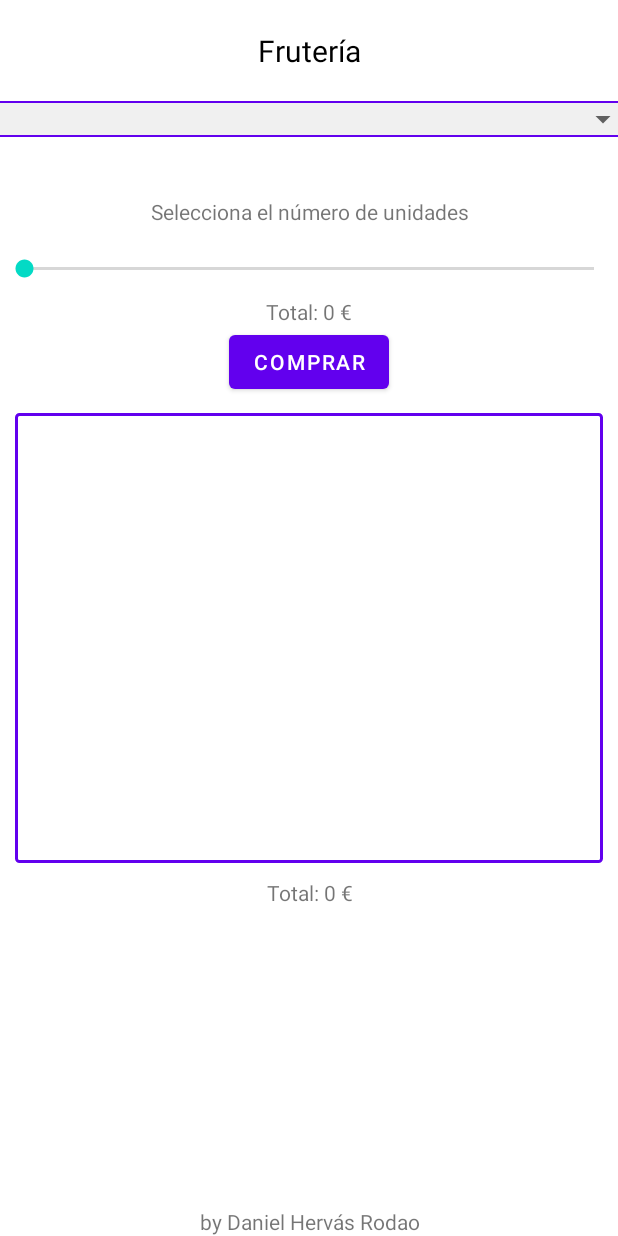
After one commit to dhrodao/Android-Shop-App, an Android app: the layout fragment_fruit_shop.xml on its own in the app's theme, with its tools: preview values and no code run, on a phone screen of 412 x 824 dp. The commit adds this screen. Run offline under Robolectric (Android 15) with nearby library versions, the phone set to English and light mode, and no system bars.

Commit message:
FruitShop now View now its a Fragment and not MainActivity.kt

```diff
--- a/app/src/main/AndroidManifest.xml
+++ b/app/src/main/AndroidManifest.xml
@@ -1,6 +1,6 @@
 <?xml version="1.0" encoding="utf-8"?>
 <manifest xmlns:android="http://schemas.android.com/apk/res/android"
-    package="com.dhrodao.androidshop">
+    package="com.dhrodao.androidshop.main">
 
     <application
         android:allowBackup="true"
--- a/app/src/main/java/com/dhrodao/androidshop/CustomRecyclerAdapter.kt
+++ b/app/src/main/java/com/dhrodao/androidshop/CustomRecyclerAdapter.kt
@@ -6,6 +6,7 @@ import android.view.ViewGroup
 import android.widget.ImageView
 import android.widget.TextView
 import androidx.recyclerview.widget.RecyclerView
+import com.dhrodao.androidshop.main.R
 
 class CustomRecyclerAdapter(private val dataSet : ArrayList<BasketItem>) : RecyclerView.Adapter<CustomRecyclerAdapter.DataViewHolder>() {
     override fun onCreateViewHolder(
--- a/app/src/main/java/com/dhrodao/androidshop/CustomSpinnerAdapter.kt
+++ b/app/src/main/java/com/dhrodao/androidshop/CustomSpinnerAdapter.kt
@@ -8,6 +8,7 @@ import android.view.LayoutInflater
 import android.view.View
 import android.view.ViewGroup
 import android.widget.*
+import com.dhrodao.androidshop.main.R
 
 class CustomSpinnerAdapter(context : Context,
                            resource: Int, objects: Array<FruitItems>,
--- a/app/src/main/java/com/dhrodao/androidshop/CustomSpinnerSelectorListener.kt
+++ b/app/src/main/java/com/dhrodao/androidshop/CustomSpinnerSelectorListener.kt
@@ -4,6 +4,7 @@ import android.view.View
 import android.widget.AdapterView
 import android.widget.SeekBar
 import android.widget.TextView
+import com.dhrodao.androidshop.main.R
 
 class CustomSpinnerSelectorListener(private val viewsAffected : Array<View>,
                                     private val fruits : Array<FruitItems>,
--- a/app/src/main/java/com/dhrodao/androidshop/FruitItems.kt
+++ b/app/src/main/java/com/dhrodao/androidshop/FruitItems.kt
@@ -1,4 +1,6 @@
 package com.dhrodao.androidshop
+
+import com.dhrodao.androidshop.main.R
 
 enum class FruitItems(val fruit : String, val icon : Int, val price : Double) {
     PINEAPPLE("Piña", R.drawable.pineapple, 1.5),
--- /dev/null
+++ b/app/src/main/res/layout-land/fragment_fruit_shop.xml
@@ -0,0 +1,159 @@
+<?xml version="1.0" encoding="utf-8"?>
+<androidx.appcompat.widget.LinearLayoutCompat xmlns:android="http://schemas.android.com/apk/res/android"
+    xmlns:app="http://schemas.android.com/apk/res-auto"
+    xmlns:tools="http://schemas.android.com/tools"
+    android:id="@+id/mainLayout"
+    android:layout_width="match_parent"
+    android:layout_height="match_parent"
+    android:orientation="vertical"
+    tools:context="com.dhrodao.androidshop.fruitshop.FruitShopFragment"
+    android:weightSum="2">
+
+    <RelativeLayout
+        android:layout_width="match_parent"
+        android:layout_height="wrap_content"
+        android:layout_weight=".5">
+        <androidx.appcompat.widget.LinearLayoutCompat
+            android:layout_width="match_parent"
+            android:layout_height="wrap_content"
+            android:orientation="horizontal"
+            android:weightSum="1">
+            <RelativeLayout
+                android:layout_width="match_parent"
+                android:layout_height="match_parent"
+                android:layout_weight=".5">
+
+                <androidx.appcompat.widget.LinearLayoutCompat
+                    android:layout_width="match_parent"
+                    android:layout_height="wrap_content"
+                    android:orientation="vertical">
+
+                    <TextView
+                        android:id="@+id/titleSpinner"
+                        android:layout_width="match_parent"
+                        android:layout_height="wrap_content"
+                        android:gravity="center_horizontal"
+                        android:padding="5dp"
+                        android:text="@string/titleText"
+                        android:textColor="@color/black"
+                        android:textSize="20sp"
+                        app:layout_constraintBottom_toBottomOf="parent"
+                        app:layout_constraintLeft_toLeftOf="parent"
+                        app:layout_constraintRight_toRightOf="parent"
+                        app:layout_constraintTop_toTopOf="parent" />
+
+                    <com.dhrodao.androidshop.CustomSpinner
+                        android:id="@+id/fruit_spinner"
+                        android:layout_width="match_parent"
+                        android:layout_height="wrap_content"
+                        android:background="@drawable/spinner_bg"
+                        android:dropDownVerticalOffset="43dp"
+                        android:popupBackground="@drawable/popup_bg" />
+
+                    <androidx.appcompat.widget.LinearLayoutCompat
+                        android:id="@+id/quantity_layout"
+                        android:layout_width="match_parent"
+                        android:layout_height="wrap_content"
+                        android:layout_marginTop="10dp"
+                        android:gravity="center"
+                        android:orientation="vertical">
+
+                        <TextView
+                            android:id="@+id/quantity_text"
+                            android:layout_width="match_parent"
+                            android:layout_height="match_parent"
+                            android:gravity="center"
+                            android:text="@string/quantity_text" />
+
+                        <TextView
+                            android:id="@+id/quantity_display"
+                            android:layout_width="match_parent"
+                            android:layout_height="wrap_content"
+                            android:gravity="center" />
+
+                        <androidx.appcompat.widget.AppCompatSeekBar
+                            android:id="@+id/quantity_seekbar"
+                            android:layout_width="match_parent"
+                            android:layout_height="match_parent"
+                            android:max="100"
+                            android:progress="0" />
+
+                    </androidx.appcompat.widget.LinearLayoutCompat>
+
+                    <androidx.appcompat.widget.LinearLayoutCompat
+                        android:id="@+id/price_layout"
+                        android:layout_width="match_parent"
+                        android:layout_height="wrap_content"
+                        android:layout_marginTop="10dp"
+                        android:gravity="center"
+                        android:orientation="horizontal">
+
+                        <TextView
+                            android:id="@+id/final_price"
+                            android:layout_width="wrap_content"
+                            android:layout_height="wrap_content"
+                            android:text="@string/default_price" />
+
+                    </androidx.appcompat.widget.LinearLayoutCompat>
+
+                    <Button
+                        android:id="@+id/add_basket_button"
+                        android:layout_width="wrap_content"
+                        android:layout_height="wrap_content"
+                        android:layout_gravity="center"
+                        android:text="@string/add_basket_button" />
+                </androidx.appcompat.widget.LinearLayoutCompat>
+            </RelativeLayout>
+
+            <RelativeLayout
+                android:layout_width="match_parent"
+                android:layout_height="wrap_content"
+                android:layout_weight=".5">
+                <androidx.recyclerview.widget.RecyclerView
+                    android:id="@+id/basket_container"
+                    android:layout_width="match_parent"
+                    android:layout_height="230dp"
+                    android:layout_marginBottom="10dp"
+                    android:layout_marginTop="10dp"
+                    android:background="@drawable/basket_bg"
+                    android:orientation="vertical"
+                    android:padding="10dp">
+
+                </androidx.recyclerview.widget.RecyclerView>
+            </RelativeLayout>
+        </androidx.appcompat.widget.LinearLayoutCompat>
+    </RelativeLayout>
+
+    <RelativeLayout
+        android:layout_width="match_parent"
+        android:layout_height="0dp"
+        android:layout_weight="1.5">
+        <androidx.appcompat.widget.LinearLayoutCompat
+            android:layout_width="match_parent"
+            android:layout_height="match_parent"
+            android:orientation="vertical">
+
+            <LinearLayout
+                android:layout_width="match_parent"
+                android:layout_height="match_parent"
+                android:gravity="bottom"
+                android:orientation="vertical">
+                <TextView
+                    android:id="@+id/basket_price"
+                    android:layout_width="match_parent"
+                    android:layout_height="wrap_content"
+                    android:text="@string/default_price"
+                    android:gravity="center"/>
+
+                <TextView
+                    android:layout_width="match_parent"
+                    android:layout_height="wrap_content"
+                    android:textAlignment="center"
+                    android:gravity="center_horizontal"
+                    android:layout_gravity="bottom"
+                    android:text="@string/footer"
+                    />
+            </LinearLayout>
+        </androidx.appcompat.widget.LinearLayoutCompat>
+    </RelativeLayout>
+</androidx.appcompat.widget.LinearLayoutCompat>
--- /dev/null
+++ b/app/src/main/res/layout/fragment_fruit_shop.xml
@@ -0,0 +1,118 @@
+<?xml version="1.0" encoding="utf-8"?>
+<androidx.appcompat.widget.LinearLayoutCompat xmlns:android="http://schemas.android.com/apk/res/android"
+    xmlns:app="http://schemas.android.com/apk/res-auto"
+    xmlns:tools="http://schemas.android.com/tools"
+    android:id="@+id/mainLayout"
+    android:layout_width="match_parent"
+    android:layout_height="match_parent"
+    android:orientation="vertical"
+    tools:context="com.dhrodao.androidshop.fruitshop.FruitShopFragment">
+
+    <TextView
+        android:id="@+id/titleSpinner"
+        android:layout_width="match_parent"
+        android:layout_height="wrap_content"
+        android:gravity="center_horizontal"
+        android:padding="20dp"
+        android:text="@string/titleText"
+        android:textColor="@color/black"
+        android:textSize="20sp"
+        app:layout_constraintBottom_toBottomOf="parent"
+        app:layout_constraintLeft_toLeftOf="parent"
+        app:layout_constraintRight_toRightOf="parent"
+        app:layout_constraintTop_toTopOf="parent" />
+
+    <com.dhrodao.androidshop.CustomSpinner
+        android:id="@+id/fruit_spinner"
+        android:layout_width="match_parent"
+        android:layout_height="wrap_content"
+        android:background="@drawable/spinner_bg"
+        android:dropDownVerticalOffset="43dp"
+        android:popupBackground="@drawable/popup_bg" />
+
+    <androidx.appcompat.widget.LinearLayoutCompat
+        android:id="@+id/quantity_layout"
+        android:layout_width="match_parent"
+        android:layout_height="wrap_content"
+        android:layout_marginTop="40dp"
+        android:gravity="center"
+        android:orientation="vertical">
+
+        <TextView
+            android:id="@+id/quantity_text"
+            android:layout_width="match_parent"
+            android:layout_height="match_parent"
+            android:gravity="center"
+            android:text="@string/quantity_text" />
+
+        <TextView
+            android:id="@+id/quantity_display"
+            android:layout_width="match_parent"
+            android:layout_height="wrap_content"
+            android:gravity="center" />
+
+        <androidx.appcompat.widget.AppCompatSeekBar
+            android:id="@+id/quantity_seekbar"
+            android:layout_width="match_parent"
+            android:layout_height="match_parent"
+            android:max="100"
+            android:progress="0" />
+
+    </androidx.appcompat.widget.LinearLayoutCompat>
+
+    <androidx.appcompat.widget.LinearLayoutCompat
+        android:id="@+id/price_layout"
+        android:layout_width="match_parent"
+        android:layout_height="wrap_content"
+        android:layout_marginTop="10dp"
+        android:gravity="center"
+        android:orientation="horizontal">
+
+        <TextView
+            android:id="@+id/final_price"
+            android:layout_width="wrap_content"
+            android:layout_height="wrap_content"
+            android:text="@string/default_price"/>
+
+    </androidx.appcompat.widget.LinearLayoutCompat>
+
+    <Button
+        android:id="@+id/add_basket_button"
+        android:layout_width="wrap_content"
+        android:layout_height="wrap_content"
+        android:layout_gravity="center"
+        android:text="@string/add_basket_button"/>
+
+    <androidx.recyclerview.widget.RecyclerView
+        android:id="@+id/basket_container"
+        android:layout_width="match_parent"
+        android:layout_height="300dp"
+        android:layout_marginBottom="10dp"
+        android:layout_marginTop="10dp"
+        android:background="@drawable/basket_bg"
+        android:orientation="vertical"
+        android:padding="10dp">
+
+    </androidx.recyclerview.widget.RecyclerView>
+
+    <TextView
+        android:id="@+id/basket_price"
+        android:layout_width="match_parent"
+        android:layout_height="wrap_content"
+        android:text="@string/default_price"
+        android:gravity="center"/>
+
+    <LinearLayout
+        android:layout_width="match_parent"
+        android:layout_height="match_parent"
+        android:gravity="bottom">
+        <TextView
+            android:layout_width="match_parent"
+            android:layout_height="wrap_content"
+            android:textAlignment="center"
+            android:gravity="center_horizontal"
+            android:layout_gravity="bottom"
+            android:text="@string/footer"
+            />
+    </LinearLayout>
+</androidx.appcompat.widget.LinearLayoutCompat>
--- a/app/src/main/res/values-night/themes.xml
+++ b/app/src/main/res/values-night/themes.xml
@@ -1,6 +1,6 @@
 <resources xmlns:tools="http://schemas.android.com/tools">
     <!-- Base application theme. -->
-    <style name="Theme.AndroidShop" parent="Theme.MaterialComponents.DayNight.DarkActionBar">
+    <style name="Theme.AndroidShop" parent="Theme.MaterialComponents.DayNight.NoActionBar">
         <!-- Primary brand color. -->
         <item name="colorPrimary">@color/purple_200</item>
         <item name="colorPrimaryVariant">@color/purple_700</item>
--- a/app/src/main/res/values/themes.xml
+++ b/app/src/main/res/values/themes.xml
@@ -1,6 +1,6 @@
 <resources xmlns:tools="http://schemas.android.com/tools">
     <!-- Base application theme. -->
-    <style name="Theme.AndroidShop" parent="Theme.MaterialComponents.DayNight.DarkActionBar">
+    <style name="Theme.AndroidShop" parent="Theme.MaterialComponents.DayNight.NoActionBar">
         <!-- Primary brand color. -->
         <item name="colorPrimary">@color/purple_500</item>
         <item name="colorPrimaryVariant">@color/purple_700</item>
--- a/build.gradle
+++ b/build.gradle
@@ -6,10 +6,10 @@ buildscript {
     }
     dependencies {
         classpath "com.android.tools.build:gradle:7.0.4"
-        classpath "org.jetbrains.kotlin:kotlin-gradle-plugin:1.5.20"
+        classpath 'org.jetbrains.kotlin:kotlin-gradle-plugin:1.6.10'
 
-        // NOTE: Do not place your application dependencies here; they belong
-        // in the individual module build.gradle files
+        def nav_version = "2.3.5"
+        classpath "androidx.navigation:navigation-safe-args-gradle-plugin:$nav_version"
     }
 }
 
```
Also changed, not shown: app/build.gradle (+7 -0 lines), app/src/main/java/com/dhrodao/androidshop/fruitshop/FruitShopFragment.kt (renamed from app/src/main/java/com/dhrodao/androidshop/MainActivity.kt, +42 -23 lines), app/src/main/java/com/dhrodao/androidshop/main/MainActivity.kt (added, +19 -0 lines), app/src/main/res/layout-land/activity_main.xml (+14 -141 lines), app/src/main/res/layout/activity_main.xml (+15 -103 lines), app/src/main/res/navigation/nav_graph.xml (added, +12 -0 lines).
